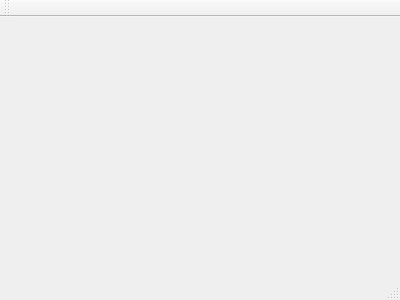
The window that VaporChat/mainwindow.ui (nwestbury/VaporChat) describes before a commit, drawn with Qt 5.
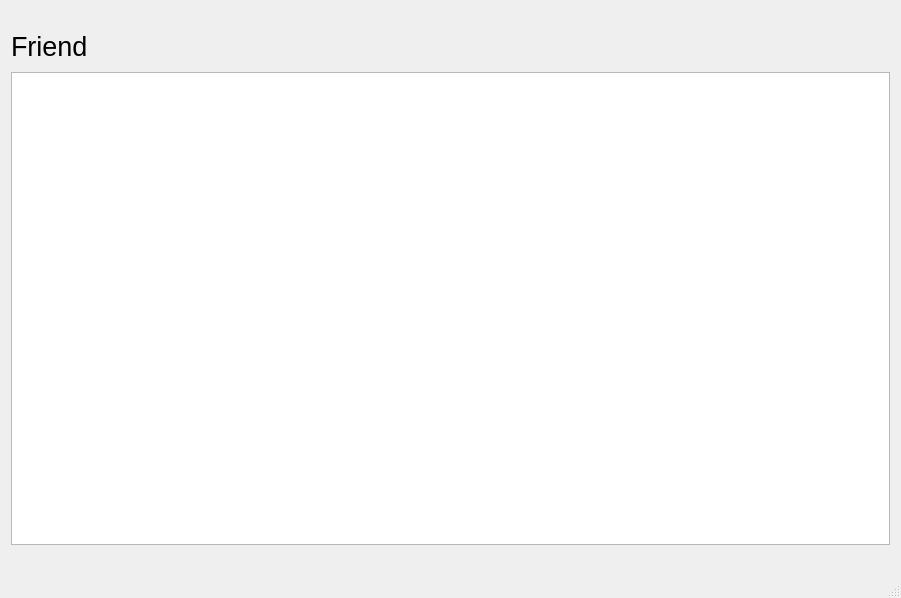
The same window after the commit.

Commit message: Main window online status and friend list.

The edit to the form file:
```diff
--- a/VaporChat/mainwindow.ui
+++ b/VaporChat/mainwindow.ui
@@ -1,24 +1,69 @@
 <ui version="4.0">
- <class>MainWindow</class>
- <widget class="QMainWindow" name="MainWindow" >
-  <property name="geometry" >
+ <class>mainWindow</class>
+ <widget class="QMainWindow" name="mainWindow">
+  <property name="geometry">
    <rect>
     <x>0</x>
     <y>0</y>
-    <width>400</width>
-    <height>300</height>
+    <width>901</width>
+    <height>598</height>
    </rect>
   </property>
   <property name="windowTitle" >
    <string>MainWindow</string>
   </property>
-  <widget class="QMenuBar" name="menuBar" />
-  <widget class="QToolBar" name="mainToolBar" />
-  <widget class="QWidget" name="centralWidget" />
-  <widget class="QStatusBar" name="statusBar" />
+  <widget class="QWidget" name="centralWidget">
+   <layout class="QVBoxLayout" name="verticalLayout">
+    <item>
+     <layout class="QVBoxLayout" name="verticalLayout_2">
+      <property name="spacing">
+       <number>10</number>
+      </property>
+      <property name="topMargin">
+       <number>20</number>
+      </property>
+      <property name="bottomMargin">
+       <number>20</number>
+      </property>
+      <item>
+       <widget class="QLabel" name="label">
+        <property name="font">
+         <font>
+          <family>Ubuntu</family>
+          <pointsize>20</pointsize>
+         </font>
+        </property>
+        <property name="text">
+         <string>Friend</string>
+        </property>
+       </widget>
+      </item>
+      <item>
+       <widget class="QListWidget" name="friendList">
+        <property name="font">
+         <font>
+          <pointsize>16</pointsize>
+         </font>
+        </property>
+       </widget>
+      </item>
+     </layout>
+    </item>
+   </layout>
+  </widget>
+  <widget class="QMenuBar" name="menuBar">
+   <property name="geometry">
+    <rect>
+     <x>0</x>
+     <y>0</y>
+     <width>901</width>
+     <height>25</height>
+    </rect>
+   </property>
+  </widget>
+  <widget class="QStatusBar" name="statusBar"/>
  </widget>
- <layoutDefault spacing="6" margin="11" />
- <pixmapfunction></pixmapfunction>
+ <layoutdefault spacing="6" margin="11"/>
  <resources/>
  <connections/>
 </ui>
```
Left out of the diff: 3 changed lines with no effect on the pictures. The commit also changes 17 other files.
